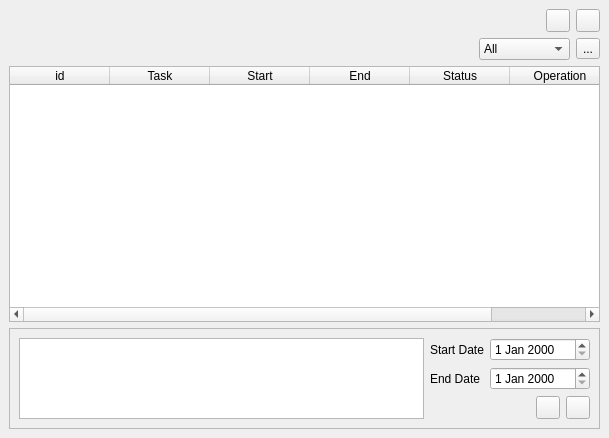
This is interface.ui in nerrazzuri/taskmanager as Qt 5 draws it before an edit. The edited form follows.
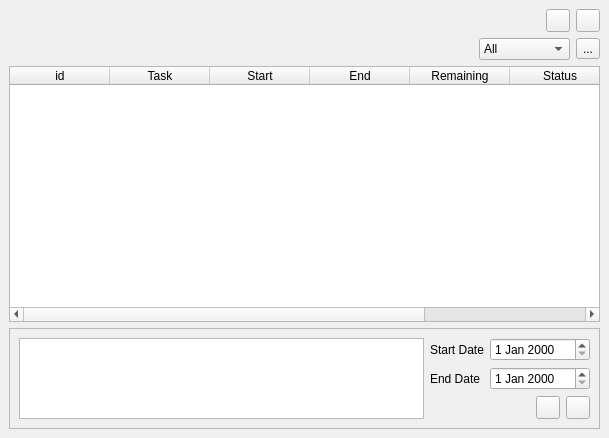
This is the edited form. Icons and pictures are not drawn.

```diff
--- a/interface.ui
+++ b/interface.ui
@@ -68,6 +68,11 @@
         <string>End</string>
        </property>
       </column>
+      <column>
+       <property name="text">
+        <string>Remaining</string>
+       </property>
+      </column>
       <column>
        <property name="text">
         <string>Status</string>
```
